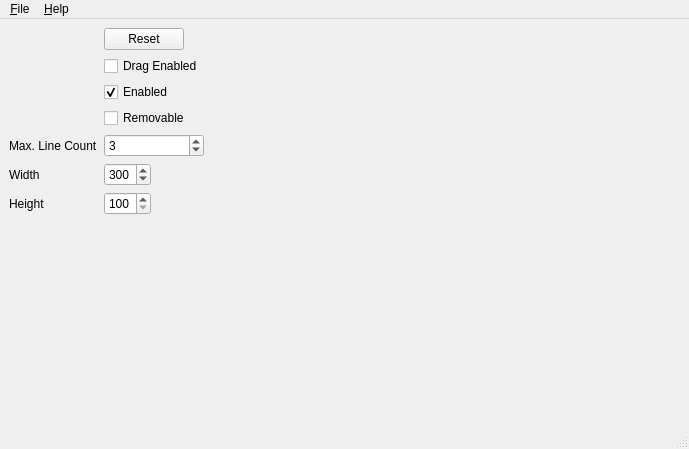
mjendruk/qttokenedit, file source/examples/multi-selection-edit/MainWindow.ui: the form before one commit.
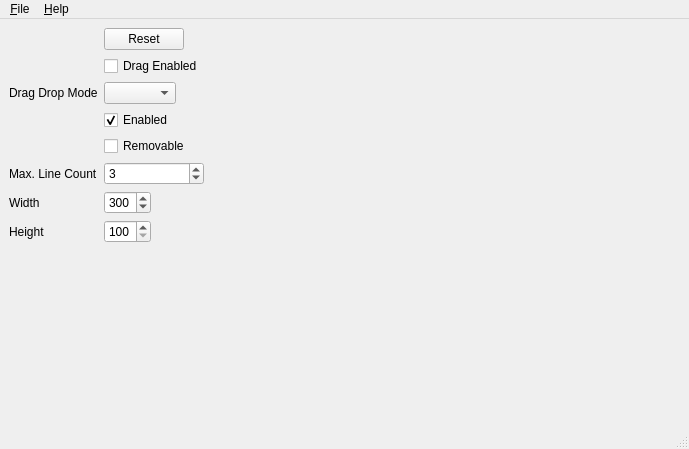
The form after the commit.

Commit message: implement drag and drop using mimedata interface of qabstractitemmodel in order to support moving items between different token edits

```diff
--- a/source/examples/multi-selection-edit/MainWindow.ui
+++ b/source/examples/multi-selection-edit/MainWindow.ui
@@ -34,7 +34,7 @@
         </property>
        </widget>
       </item>
-      <item row="2" column="1">
+      <item row="3" column="1">
        <widget class="QCheckBox" name="enabledCheckBox">
         <property name="text">
          <string>Enabled</string>
@@ -44,21 +44,21 @@
         </property>
        </widget>
       </item>
-      <item row="3" column="1">
+      <item row="4" column="1">
        <widget class="QCheckBox" name="removableCheckBox">
         <property name="text">
          <string>Removable</string>
         </property>
        </widget>
       </item>
-      <item row="4" column="0">
+      <item row="5" column="0">
        <widget class="QLabel" name="lineEditLabel">
         <property name="text">
          <string>Max. Line Count</string>
         </property>
        </widget>
       </item>
-      <item row="4" column="1">
+      <item row="5" column="1">
        <widget class="QSpinBox" name="maxLineCountSpinBox">
         <property name="sizePolicy">
          <sizepolicy hsizetype="Preferred" vsizetype="Fixed">
@@ -83,14 +83,14 @@
         </property>
        </widget>
       </item>
-      <item row="5" column="0">
+      <item row="6" column="0">
        <widget class="QLabel" name="widthLabel">
         <property name="text">
          <string>Width</string>
         </property>
        </widget>
       </item>
-      <item row="5" column="1">
+      <item row="6" column="1">
        <widget class="QSpinBox" name="widthSpinBox">
         <property name="minimum">
          <number>200</number>
@@ -103,14 +103,14 @@
         </property>
        </widget>
       </item>
-      <item row="6" column="0">
+      <item row="7" column="0">
        <widget class="QLabel" name="heightLabel">
         <property name="text">
          <string>Height</string>
         </property>
        </widget>
       </item>
-      <item row="6" column="1">
+      <item row="7" column="1">
        <widget class="QSpinBox" name="heightSpinBox">
         <property name="minimum">
          <number>100</number>
@@ -123,6 +123,20 @@
         </property>
        </widget>
       </item>
+      <item row="2" column="1">
+       <widget class="QComboBox" name="dragDropModeComboBox">
+        <property name="frame">
+         <bool>true</bool>
+        </property>
+       </widget>
+      </item>
+      <item row="2" column="0">
+       <widget class="QLabel" name="label">
+        <property name="text">
+         <string>Drag Drop Mode</string>
+        </property>
+       </widget>
+      </item>
      </layout>
     </item>
    </layout>
```
The commit also changes 14 other files.
